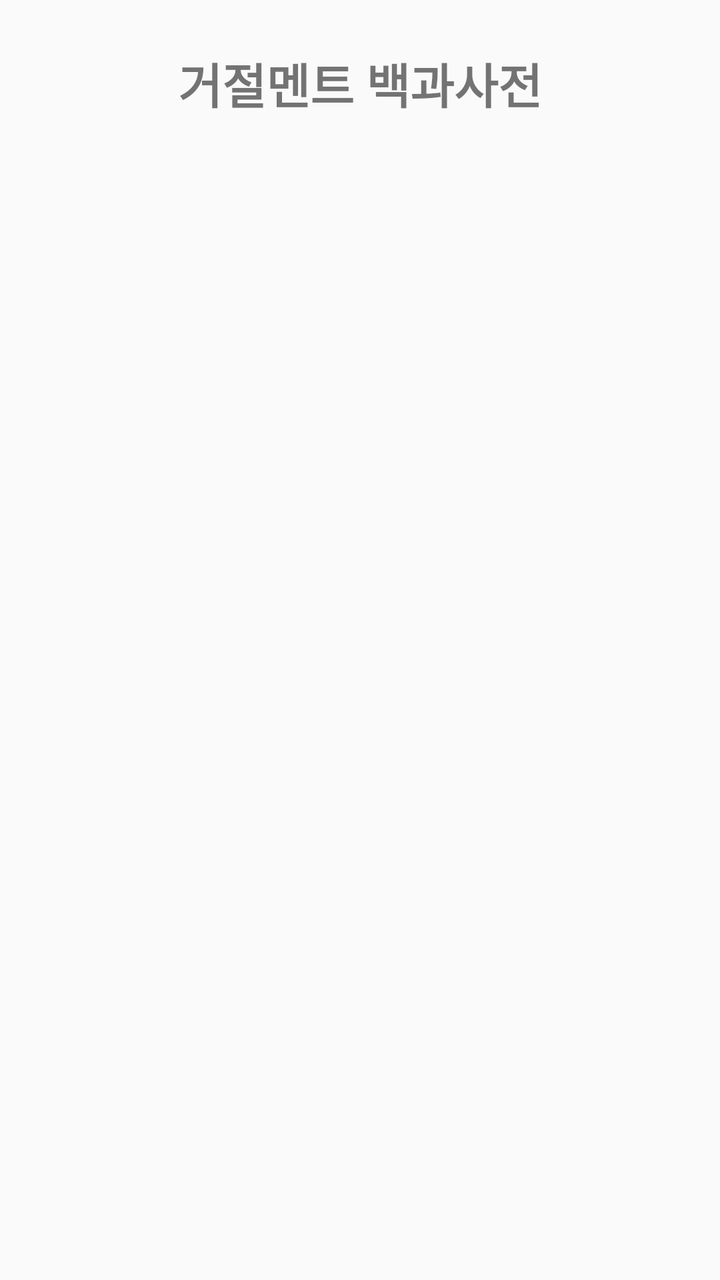
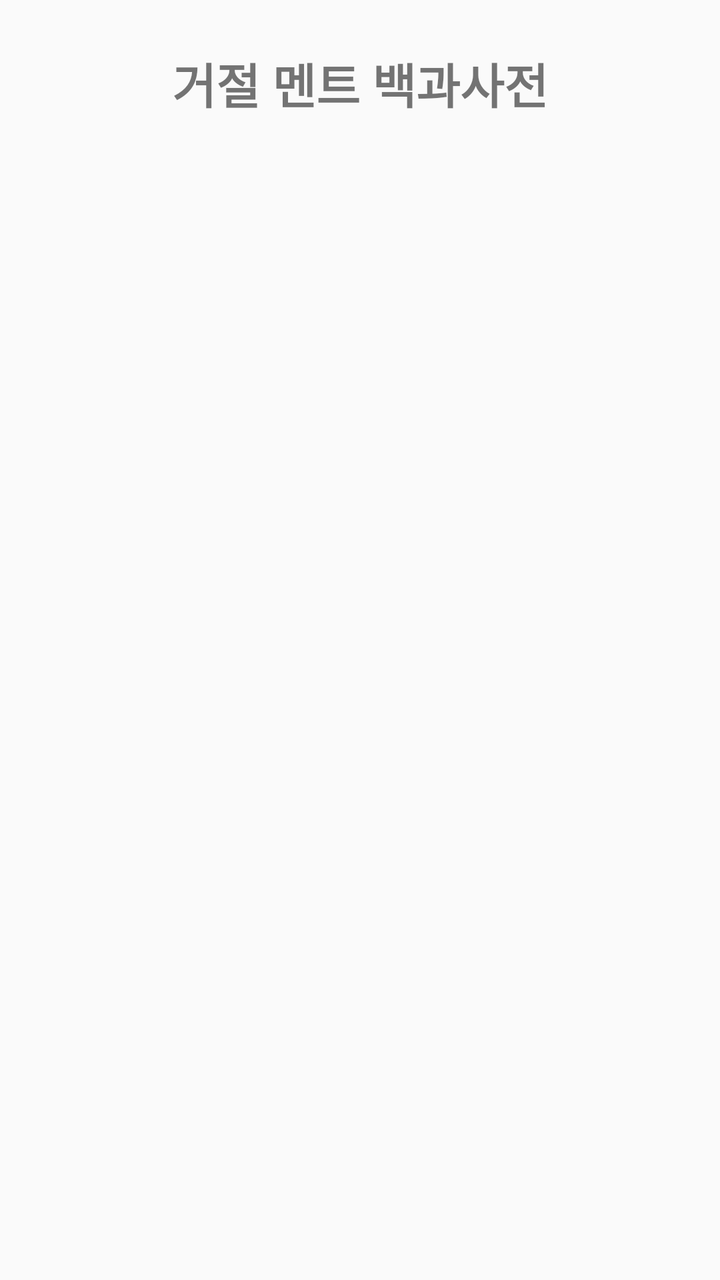

Two renders of the same Android screen: before a commit and after it. Below are the layout's source before the change and the commit's diff.
<!-- AndroidManifest.xml: activity theme Theme.NopeNotes -->
<!-- res/layout/activity_main.xml -->
<?xml version="1.0" encoding="utf-8"?>
<androidx.constraintlayout.widget.ConstraintLayout xmlns:android="http://schemas.android.com/apk/res/android"
    xmlns:app="http://schemas.android.com/apk/res-auto"
    xmlns:tools="http://schemas.android.com/tools"
    android:layout_width="match_parent"
    android:layout_height="match_parent"
    tools:context=".MainActivity">

    <TextView
        android:id="@+id/tvTitle"
        android:layout_width="wrap_content"
        android:layout_height="wrap_content"
        android:layout_marginTop="24dp"
        android:text="거절멘트 백과사전"
        android:textSize="24sp"
        android:textStyle="bold"
        app:layout_constraintEnd_toEndOf="parent"
        app:layout_constraintStart_toStartOf="parent"
        app:layout_constraintTop_toTopOf="parent" />

    <androidx.recyclerview.widget.RecyclerView
        android:id="@+id/recyclerView"
        android:layout_width="0dp"
        android:layout_height="0dp"
        android:layout_marginStart="16dp"
        android:layout_marginTop="16dp"
        android:layout_marginEnd="16dp"
        android:layout_marginBottom="16dp"
        app:layout_constraintBottom_toBottomOf="parent"
        app:layout_constraintEnd_toEndOf="parent"
        app:layout_constraintStart_toStartOf="parent"
        app:layout_constraintTop_toBottomOf="@+id/tvTitle" />

</androidx.constraintlayout.widget.ConstraintLayout>
<!-- resources referenced by this layout -->
<resources>
  <style name="Theme.NopeNotes" parent="Theme.AppCompat.Light.NoActionBar">
          
          <item name="colorPrimary">@color/purple_500</item>
          <item name="colorPrimaryDark">@color/purple_700</item>
          <item name="colorAccent">@color/teal_200</item>
      </style>
  <color name="purple_500">#FF6200EE</color>
  <color name="purple_700">#FF3700B3</color>
  <color name="teal_200">#FF03DAC5</color>
</resources>

<!-- the commit's change to res/layout/activity_main.xml (unified diff, before → after) -->
@@ -11,7 +11,7 @@
         android:layout_width="wrap_content"
         android:layout_height="wrap_content"
         android:layout_marginTop="24dp"
-        android:text="거절멘트 백과사전"
+        android:text="거절 멘트 백과사전"
         android:textSize="24sp"
         android:textStyle="bold"
         app:layout_constraintEnd_toEndOf="parent"
